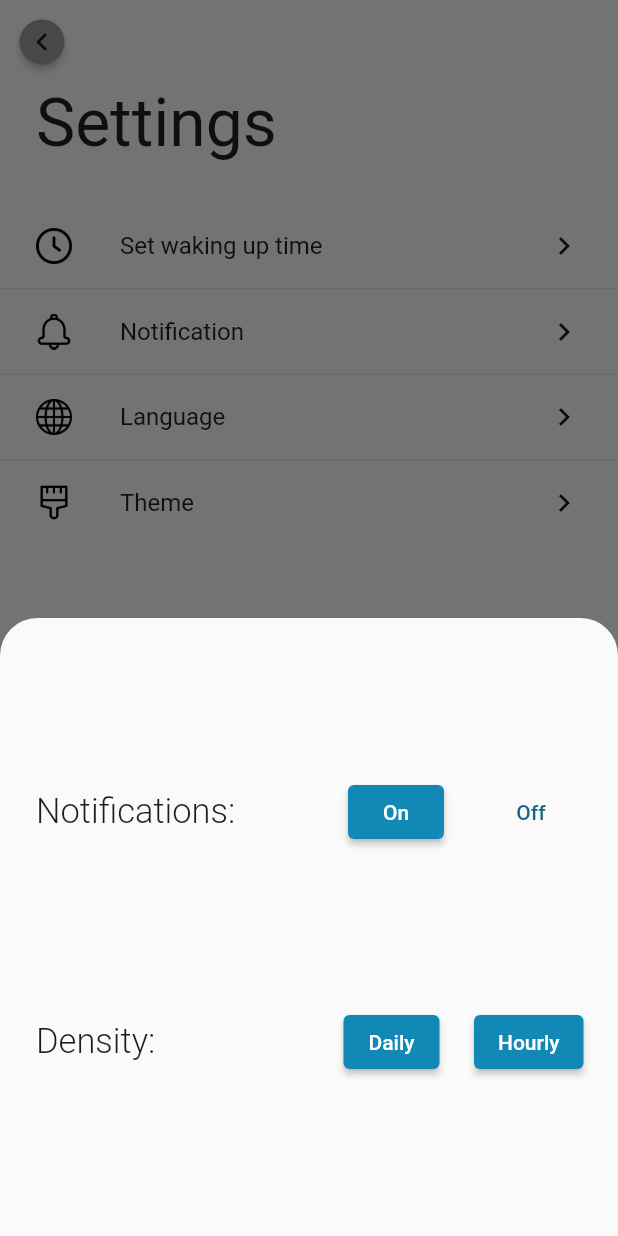
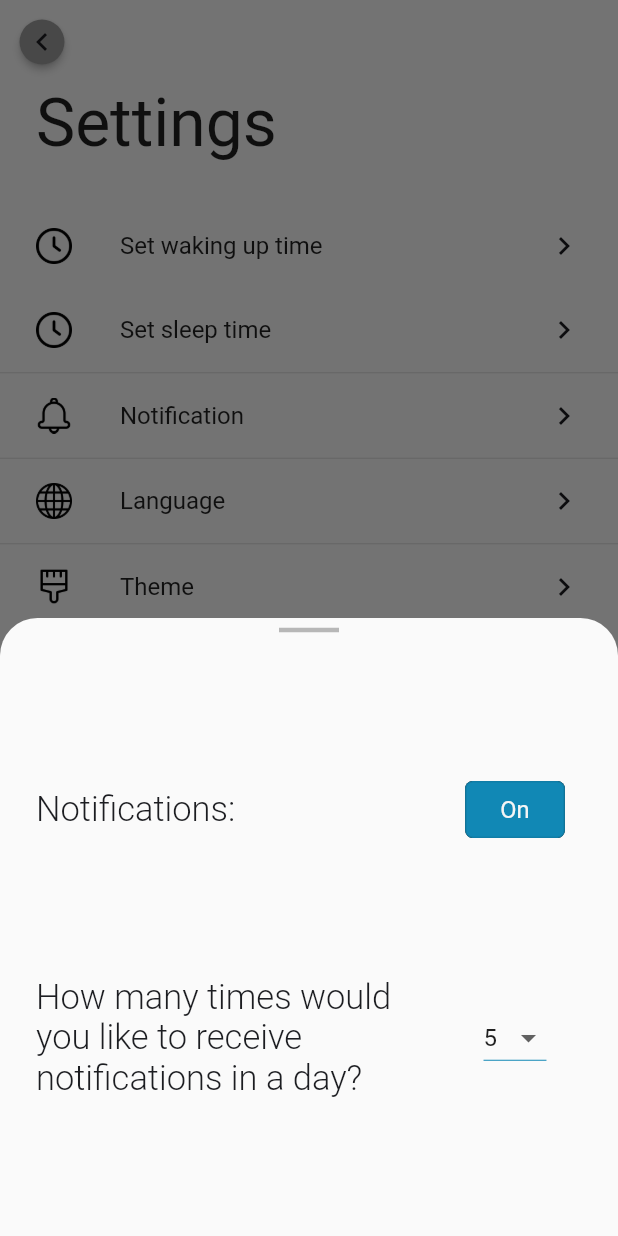
Before and after one commit to CanberkD/flutter-mood-tracker-app, a Flutter app: the SettingsView screen opened by its route, after a tap on "Notification", on a phone screen of 412 x 824 dp. Run offline on Flutter 3.47's test engine with Material 2 defaults, Android fonts, the phone set to English and light mode, and no system bars; drawn by our look-alikes of dropdown_button2; our stand-ins replace awesome_notifications, flutter_mobx, mobx, shared_preferences; missing offline and left inert: time_picker_sheet; accounts and stored records are empty; generated files the repository leaves out were written again.

Commit message:
notification service change with awesome notificaiton

```diff
--- a/lib/product/navigation/navigation_routres.dart
+++ b/lib/product/navigation/navigation_routres.dart
@@ -10,7 +10,7 @@ class NavigationRoutes {
         Routes.home.name : (context) => const HomePageView(),
         Routes.addMood.name : (context) => const InputView(),
         Routes.recordedDay.name : (context) => const RecordedDayView(),
-        Routes.settings.name : (context) => const SettingsView(),
+        Routes.settings.name : (context) => SettingsView(),
   };
 }
 
--- /dev/null
+++ b/lib/product/pages/settings/model/settings_model.dart
@@ -0,0 +1,46 @@
+
+import 'package:json_annotation/json_annotation.dart';
+
+part 'settings_model.g.dart';
+
+@JsonSerializable()
+class SettingsModel {
+  late int wakeUpHour;
+  late int wakeUpMinute;
+  late int sleepHour;
+  late int sleepMinute;
+  late bool isNotificationOn;
+  late int notificationCountInADay;
+  late String language;
+  late bool isThemeLight;
+
+  set setWakeUpHour( wakeUpHour) => this.wakeUpHour = wakeUpHour;
+  set setWakeUpMinute(int wakeUpMinute) => this.wakeUpMinute = wakeUpMinute;
+  set setSleepHour(int sleepHour) => this.sleepHour = sleepHour;
+  set setSleepMinute(int sleepMinute) => this.sleepMinute = sleepMinute;
+  set setIsNotificationOn(bool isNotificationOn) => this.isNotificationOn = isNotificationOn;
+  set setNotificationCountInADay(int notificationCountInADay) => this.notificationCountInADay = notificationCountInADay;
+  set setLanguage(String language) => this.language = language;
+  set setIsThemeLight(bool isThemeLight) => this.isThemeLight = isThemeLight;
+
+  SettingsModel({
+    required this.wakeUpHour,
+    required this.wakeUpMinute,
+    required this.sleepHour,
+    required this.sleepMinute,
+    required this.isNotificationOn,
+    required this.notificationCountInADay,
+    required this.language,
+    required this.isThemeLight
+  });
+
+  factory SettingsModel.fromJson(Map<String, dynamic> json) => _$SettingsModelFromJson(json);
+
+  Map<String, dynamic> toJson() => _$SettingsModelToJson(this);
+
+  @override
+  String toString() {
+    return '$wakeUpHour, $wakeUpMinute, $sleepHour, $sleepMinute, $isNotificationOn, $language, $isThemeLight';
+  }
+
+}
--- a/lib/product/pages/settings/view/settings_view.dart
+++ b/lib/product/pages/settings/view/settings_view.dart
@@ -1,18 +1,25 @@
 
+
+import 'package:dropdown_button2/dropdown_button2.dart';
 import 'package:flutter/material.dart';
+import 'package:flutter_mood_tracker/core/components/basic/bottom_sheet_divider.dart';
+import 'package:flutter_mood_tracker/core/components/button/toggle_button.dart';
 import 'package:flutter_mood_tracker/product/components/button/go_back_button.dart';
 import 'package:flutter_mood_tracker/product/components/text/header_text.dart';
 import 'package:flutter_mood_tracker/product/components/text/subtitle_text.dart';
 import 'package:flutter_mood_tracker/product/consts/color.dart';
 import 'package:flutter_mood_tracker/product/consts/image_paths.dart';
 import 'package:flutter_mood_tracker/product/consts/size.dart';
-import 'package:flutter_mood_tracker/product/service/notification_service.dart';
+import 'package:flutter_mood_tracker/product/pages/settings/model/settings_model.dart';
+import 'package:flutter_mood_tracker/product/service/awesome_notifications_service.dart';
 import 'package:flutter_mood_tracker/product/storage/shared_pref.dart';
 import 'package:time_picker_sheet/widget/sheet.dart';
 import 'package:time_picker_sheet/widget/time_picker.dart';
 
 class SettingsView extends StatelessWidget {
-  const SettingsView({Key? key}) : super(key: key);
+  SettingsView({Key? key}) : super(key: key);
+
+  SharedPref sharedPref = SharedPref();
 
   @override
   Widget build(BuildContext context) {
@@ -51,13 +58,44 @@ class SettingsView extends StatelessWidget {
                         ),
                       );
                       if(result != null){
-                        final SharedPref sharedPref = SharedPref();
-                        sharedPref.saveInt(result.hour, SharedPrefKeys.wakeup_hour);
-                        sharedPref.saveInt(result.minute, SharedPrefKeys.wakeup_minute);
+                        SharedPref sharedPref = SharedPref();
+                        SettingsModel savedSettingsModel = sharedPref.getSavedSettingsModel();
+                        savedSettingsModel.setWakeUpHour = result.hour;
+                        savedSettingsModel.setWakeUpMinute = result.minute;
+                        sharedPref.saveSettingsModel(savedSettingsModel);
                       }
                     },
                     imgPath: PngPaths(themeInfo: ThemeInfo.dark).clock,
                     text: 'Set waking up time',
+                  ),
+                  SettingsMenuItem(
+                    onPressed: () async {
+                      final result = await TimePicker.show<DateTime?>(
+                        context: context,
+                        sheet: TimePickerSheet(
+                          wheelNumberSelectedStyle: SettingsConst.timePickerTitleTextStyle,
+                          minuteTitleStyle: SettingsConst.timePickerTitleTextStyle,
+                          hourTitleStyle: SettingsConst.timePickerTitleTextStyle,
+                          sheetCloseIcon: Icons.close,
+                          sheetCloseIconColor: ProjectColors.primaryBlack.value(),
+                          saveButtonColor: ProjectColors.primaryBlue.value(),
+                          sheetTitle: 'Set sleep time',
+                          hourTitle: 'Hour',
+                          minuteTitle: 'Minute',
+                          saveButtonText: 'Save',
+                        ),
+                      );
+                      if(result != null){
+
+                        SharedPref sharedPref = SharedPref();
+                        SettingsModel savedSettingsModel = sharedPref.getSavedSettingsModel();
+                        savedSettingsModel.setSleepHour = result.hour;
+                        savedSettingsModel.setSleepMinute = result.minute;
+                        sharedPref.saveSettingsModel(savedSettingsModel);
+                      }
+                    },
+                    imgPath: PngPaths(themeInfo: ThemeInfo.dark).clock,
+                    text: 'Set sleep time',
                   ),
                   const Divider(height: 1),
                   SettingsMenuItem(
@@ -66,74 +104,7 @@ class SettingsView extends StatelessWidget {
                         shape: RoundedRectangleBorder(borderRadius: BorderRadius.vertical(top: Radius.circular(RoundSizes.showModelMainSize.value()))),
                         context: context,
                         builder: (context) {
-                          return SizedBox(
-                            height: MediaQuery.of(context).size.height * 0.5,
-                            child: Column(
-                              mainAxisAlignment: MainAxisAlignment.spaceEvenly,
-                              children: [
-                                Row(
-                                  mainAxisAlignment: MainAxisAlignment.center,
-                                  children: [
-                                    const Expanded(child: SubTitle(text: 'Notifications:')),
-                                    Expanded(
-                                      child: Row(
-                                        mainAxisAlignment: MainAxisAlignment.spaceEvenly,
-                                        children: [
-                                          ElevatedButton(onPressed: () {
-                                            SharedPref sharedPref = SharedPref();
-                                            sharedPref.saveInt(1, SharedPrefKeys.is_notification_on);
-                                            NotificationService().startReminderNotificaiton();
-                                            Navigator.pop(context);
-                                          }, child: const Text('On')),
-                                          TextButton(onPressed: () {
-                                            SharedPref().saveInt(0, SharedPrefKeys.is_notification_on);
-                                            NotificationService().stopReminderNotification();
-                                            Navigator.pop(context);
-                                          }, child: const Text('Off')),
-                                        ],
-                                      ),
-                                    )
-                                  ],
-                                ),
-                                Row(
-                                  mainAxisAlignment: MainAxisAlignment.center,
-                                  children: [
-                                    const Expanded(child: SubTitle(text: 'Density:')),
-                                    Expanded(
-                                      child: Row(
-                                        mainAxisAlignment: MainAxisAlignment.spaceEvenly,
-                                        children: [
-                                          ElevatedButton(
-                                              onPressed: () {
-                                                SharedPref sharedPref = SharedPref();
-                                                sharedPref.saveInt(
-                                                    0,
-                                                    SharedPrefKeys
-                                                        .is_notification_hourly);
-                                                NotificationService()
-                                                    .startReminderNotificaiton();
-                                                Navigator.pop(context);
-                                              },
-                                              child: const Text('Daily')),
-                                          ElevatedButton(
-                                              onPressed: () {
-                                                SharedPref().saveInt(
-                                                    1,
-                                                    SharedPrefKeys
-                                                        .is_notification_hourly);
-                                                 NotificationService()
-                                                    .startReminderNotificaiton();
-                                                Navigator.pop(context);
-                                              },
-                                              child: const Text('Hourly'))
-                                        ],
-                                      ),
-                                    ),
-                                  ],
-                                ),
-                              ],
-                            ),
-                          );
+                          return NotificationWidget(sharedPref: sharedPref);
                         },);
                     },
                     imgPath: PngPaths(themeInfo: ThemeInfo.dark).notification,
@@ -158,6 +129,77 @@ class SettingsView extends StatelessWidget {
         ],
       ),
       );
+  }
+}
+
+class NotificationWidget extends StatelessWidget {
+  const NotificationWidget({
+    Key? key,
+    required this.sharedPref,
+  }) : super(key: key);
+
+  final SharedPref sharedPref;
+
+  @override
+  Widget build(BuildContext context) {
+    return SizedBox(
+      height: MediaQuery.of(context).size.height * 0.5,
+      child: Column(
+        mainAxisAlignment: MainAxisAlignment.spaceBetween,
+        children: [
+          const BottomSheetTopLine(),
+          Expanded(
+            child: Column(
+              mainAxisAlignment: MainAxisAlignment.spaceEvenly,
+              children: [
+                Row(
+                  children: [
+                    const Expanded(flex: 2,child: SubTitle(text: 'Notifications:')),
+                    Expanded(
+                      flex: 1,
+                      child: ToggleButton(
+                        onpressed: (isSelected) {
+                          AwesomeNotificationService notificationService = AwesomeNotificationService();
+                          SettingsModel settingsModel = sharedPref.getSavedSettingsModel();
+                          settingsModel.setIsNotificationOn = isSelected;
+                          sharedPref.saveSettingsModel(settingsModel);
+                          if (isSelected) {
+                            notificationService.simpleNotification();
+                            notificationService.setNextNotification();
+                          }
+                          else {
+                            notificationService.cancelAllScheduledNotifications();
+                          }
+                        },
+                        borderRadius: 5,
+                        width: SettingsConst.notificationOnOffButtonWidth,
+                        heigth: SettingsConst.notificationOnOffButtonHeight,
+                        notSelectedColor: ProjectColors.primaryWhite.value(),
+                        selectedColor: ProjectColors.primaryBlue.value(),
+                        notSelectedChild: const Padding(
+                          padding: EdgeInsets.all(8.0),
+                          child: Text('Off'),
+                        ),
+                        selectedChild: Padding(
+                          padding: const EdgeInsets.all(8.0),
+                          child: Text('On', style: TextStyle(color: ProjectColors.primaryWhite.value()),),
+                        ),
+                        isSelected: sharedPref.getSavedSettingsModel().isNotificationOn),
+                    ),
+                  ],
+                ),
+                Row(
+                  children: [
+                    const Expanded(flex: 2,child: SubTitle(text: 'How many times would you like to receive notifications in a day?')),
+                    Expanded(flex: 1, child: Center(child: NotificationCountSelection(sharedPref: sharedPref))),
+                  ],
+                ),
+              ],
+            ),
+          ),
+        ],
+      ),
+    );
   }
 }
 
@@ -195,7 +237,57 @@ class SettingsMenuItem extends StatelessWidget {
   }
 }
 
+class NotificationCountSelection extends StatefulWidget {
+
+  const NotificationCountSelection({
+    Key? key,
+    required this.sharedPref,
+  }) : super(key: key);
+
+  final SharedPref sharedPref;
+
+  @override
+  State<NotificationCountSelection> createState() => _NotificationCountSelectionState();
+}
+
+class _NotificationCountSelectionState extends State<NotificationCountSelection> {
+  int counterValue = 4;
+  late List<DropdownMenuItem<int>> dropDownCounterItemList;
+
+  @override
+  void initState() {
+    super.initState();
+    dropDownCounterItemList = List.empty(growable: true);
+    for(int i = 1; i < 75; i++){
+      dropDownCounterItemList.add(DropdownMenuItem(value: i,child: Text(i.toString()),));
+    }
+    counterValue = widget.sharedPref.getSavedSettingsModel().notificationCountInADay;
+  }
+
+  @override
+  Widget build(BuildContext context) {
+    return DropdownButton2<int>(
+      dropdownMaxHeight: MediaQuery.of(context).size.height * 0.3,
+      dropdownWidth: 70,
+      underline: Divider(color: ProjectColors.primaryBlue.value(), height: 2,),
+      value: counterValue,
+      items: dropDownCounterItemList,
+      onChanged: (value) {
+        setState(() {
+          SettingsModel settingsModel = widget.sharedPref.getSavedSettingsModel();
+          settingsModel.setNotificationCountInADay = value ?? counterValue;
+          counterValue = value ?? counterValue;
+          widget.sharedPref.saveSettingsModel(settingsModel);
+          AwesomeNotificationService().setNextNotification();
+
+        });
+      },
+    );
+  }
+}
 class SettingsConst {
   static double get mainMenuIconSize => 24.0;
   static TextStyle timePickerTitleTextStyle =   TextStyle(fontWeight: FontWeight.bold, fontSize: 16, color: ProjectColors.primaryBlack.value());
+  static double get notificationOnOffButtonWidth => 70.0;
+  static double get notificationOnOffButtonHeight => 40.0;
 }
--- a/lib/product/storage/shared_pref.dart
+++ b/lib/product/storage/shared_pref.dart
@@ -3,6 +3,7 @@ import 'dart:convert';
 import 'package:flutter_mood_tracker/product/pages/home/model/infogram_model.dart';
 import 'package:flutter_mood_tracker/product/model/date_time.dart';
 import 'package:flutter_mood_tracker/product/model/recorded_mood_model.dart';
+import 'package:flutter_mood_tracker/product/pages/settings/model/settings_model.dart';
 import 'package:mobx/mobx.dart';
 import 'package:shared_preferences/shared_preferences.dart';
 
@@ -22,6 +23,7 @@ class SharedPref{
     recordedMoodModelList = getListFromStorage() ?? [];
   }
   void addToRecordedMoodModelList (RecordedMoodModel item) => recordedMoodModelList.add(item);
+
 
   //This method try to find record of selected date. if do not, return null.
   RecordedMoodModel? getSelectedDateRecorded(MoodDateModel moodDate){
@@ -185,17 +187,48 @@ class SharedPref{
     SharedPrefInstance.instance.setInt(key.name, value);
   }
 
-  int getInt(SharedPrefKeys key){
-    return SharedPrefInstance.instance.getInt(key.name) ?? 1;
+  int? getInt(SharedPrefKeys key){
+    return SharedPrefInstance.instance.getInt(key.name);
   }
+
+  String? getString(SharedPrefKeys key){
+    return SharedPrefInstance.instance.getString(key.name);
+  }
+
+  Future<bool> setString(SharedPrefKeys key, String item) async {
+    return await SharedPrefInstance.instance.setString(key.name, item);
+  }
+
+  SettingsModel getSavedSettingsModel(){
+    final SharedPref sharedPref = SharedPref();
+      final String? itemString = sharedPref.getString(SharedPrefKeys.settings_model);
+      if(itemString != null){
+        final json = jsonDecode(itemString);
+        SettingsModel savedSettingsModel = SettingsModel.fromJson(json);
+        return savedSettingsModel;
+      }
+      return SettingsModel(
+        wakeUpHour: 10,
+        wakeUpMinute: 0,
+        sleepHour: 23,
+        sleepMinute: 30,
+        isNotificationOn: true,
+        notificationCountInADay: 5,
+        language: 'English',
+        isThemeLight: true
+      );
+  }
+
+  void saveSettingsModel(SettingsModel item){
+    SharedPref sharedPref = SharedPref();
+    sharedPref.setString(SharedPrefKeys.settings_model,  jsonEncode(item.toJson()));
+  }
+
 }
 
 enum SharedPrefKeys {
   activity_list,
   people_list,
   recorded_list,
-  wakeup_hour,
-  wakeup_minute,
-  is_notification_on,
-  is_notification_hourly,
+  settings_model
 }
--- a/pubspec.yaml
+++ b/pubspec.yaml
@@ -49,12 +49,9 @@ dependencies:
   #pickeer
   dropdown_button2: ^1.7.2
   time_picker_sheet: ^0.0.2+1
-  flutter_switch: ^0.3.2
 
   #notification
-  flutter_local_notifications: ^9.9.1
-  timezone: ^0.8.0
-  rxdart: ^0.27.5
+  awesome_notifications: ^0.6.21
 
 dev_dependencies:
   flutter_test:
```
Also changed, not shown: lib/main.dart (+36 -55 lines), lib/product/pages/home/view/homepage_view.dart (+8 -0 lines), lib/product/pages/home/viewmodel/homepage_viewmodel.dart (+19 -2 lines), lib/product/service/awesome_notifications_service.dart (added, +141 -0 lines), lib/product/service/notification_service.dart (deleted, +0 -105 lines), lib/product/pages/settings/model/settings_model.g.dart (added), pubspec.lock, 2 other files.
